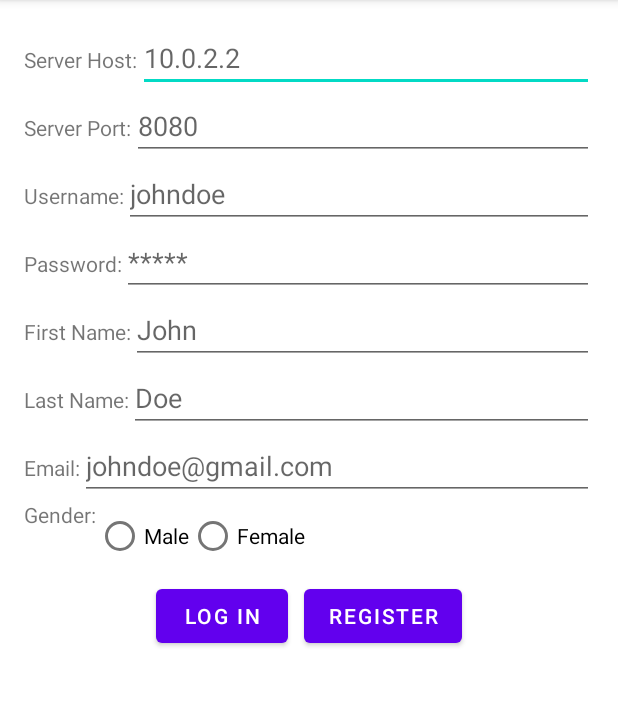
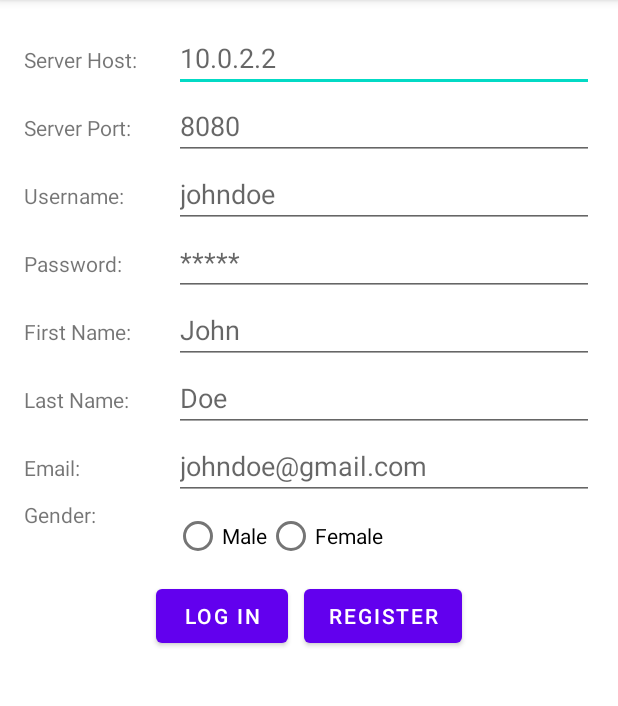
Before and after one commit to brighamandersen/cs240, an Android app: the screen it shows after launch (MainActivity), on a phone screen of 412 x 824 dp, the part 84-790 px from its top. Run offline under Robolectric (Android 15) with nearby library versions, the phone set to English and light mode, and no system bars.

Commit message:
Fixed login fragment styling

```diff
--- a/FamilyMapClient/app/src/main/java/edu/byu/cs240/familymapclient/ui/MainActivity.java
+++ b/FamilyMapClient/app/src/main/java/edu/byu/cs240/familymapclient/ui/MainActivity.java
@@ -30,7 +30,7 @@ public class MainActivity extends AppCompatActivity {
         FragmentManager fm = this.getSupportFragmentManager();
         LoginFragment loginFragment = new LoginFragment();
 
-        fm.beginTransaction().replace(R.id.mainActivityFrameLayout, loginFragment).commit();
+        fm.beginTransaction().add(R.id.mainActivityFrameLayout, loginFragment).commit();
 
         // TODO - Add logic so that if callback from login returns success, swap out Login Fragment for Map Fragment
         // if user is logged in
--- a/FamilyMapClient/app/src/main/res/layout/fragment_login.xml
+++ b/FamilyMapClient/app/src/main/res/layout/fragment_login.xml
@@ -15,7 +15,7 @@
 
         <TextView
             android:id="@+id/tvServerHost"
-            android:layout_width="wrap_content"
+            android:layout_width="100dp"
             android:layout_height="wrap_content"
             android:text="@string/server_host_label" />
 
@@ -37,7 +37,7 @@
 
         <TextView
             android:id="@+id/tvServerPort"
-            android:layout_width="wrap_content"
+            android:layout_width="100dp"
             android:layout_height="wrap_content"
             android:text="@string/server_port_label" />
 
@@ -59,7 +59,7 @@
 
         <TextView
             android:id="@+id/tvUsername"
-            android:layout_width="wrap_content"
+            android:layout_width="100dp"
             android:layout_height="wrap_content"
             android:text="@string/username_label" />
 
@@ -80,7 +80,7 @@
 
         <TextView
             android:id="@+id/tvPassword"
-            android:layout_width="wrap_content"
+            android:layout_width="100dp"
             android:layout_height="wrap_content"
             android:text="@string/password_label" />
 
@@ -101,7 +101,7 @@
 
         <TextView
             android:id="@+id/tvFirstName"
-            android:layout_width="wrap_content"
+            android:layout_width="100dp"
             android:layout_height="wrap_content"
             android:text="@string/first_name_label" />
 
@@ -122,7 +122,7 @@
 
         <TextView
             android:id="@+id/tvLastName"
-            android:layout_width="wrap_content"
+            android:layout_width="100dp"
             android:layout_height="wrap_content"
             android:text="@string/last_name_label" />
 
@@ -143,7 +143,7 @@
 
         <TextView
             android:id="@+id/tvEmail"
-            android:layout_width="wrap_content"
+            android:layout_width="100dp"
             android:layout_height="wrap_content"
             android:text="@string/email_label" />
 
@@ -164,7 +164,7 @@
 
         <TextView
             android:id="@+id/tvGender"
-            android:layout_width="wrap_content"
+            android:layout_width="100dp"
             android:layout_height="wrap_content"
             android:text="@string/gender_label" />
 
```
